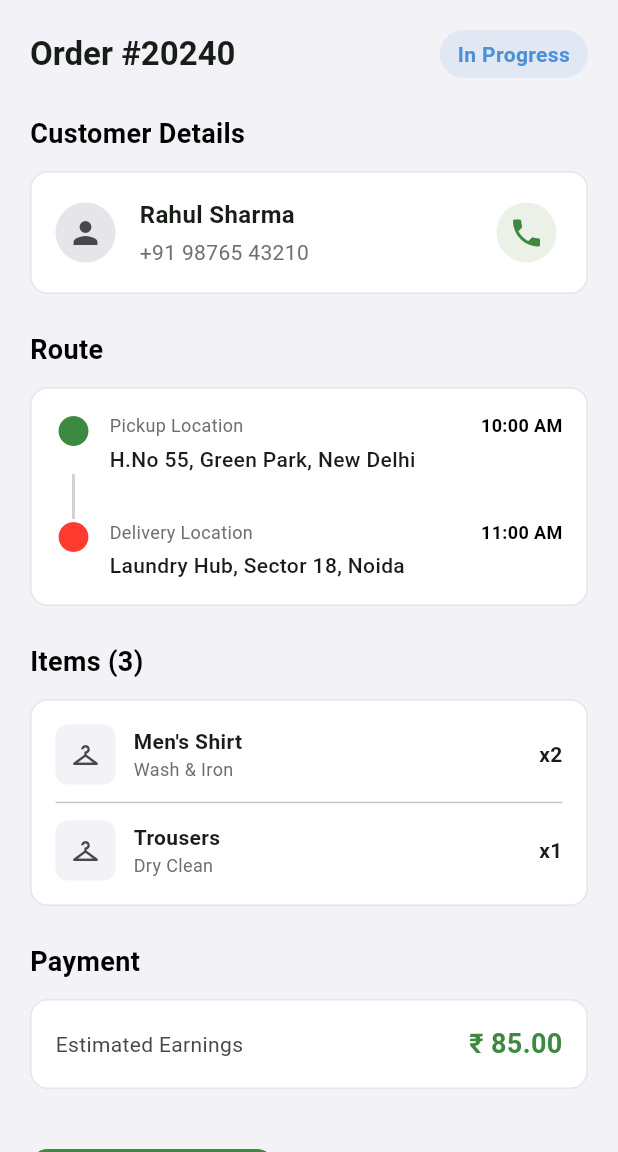
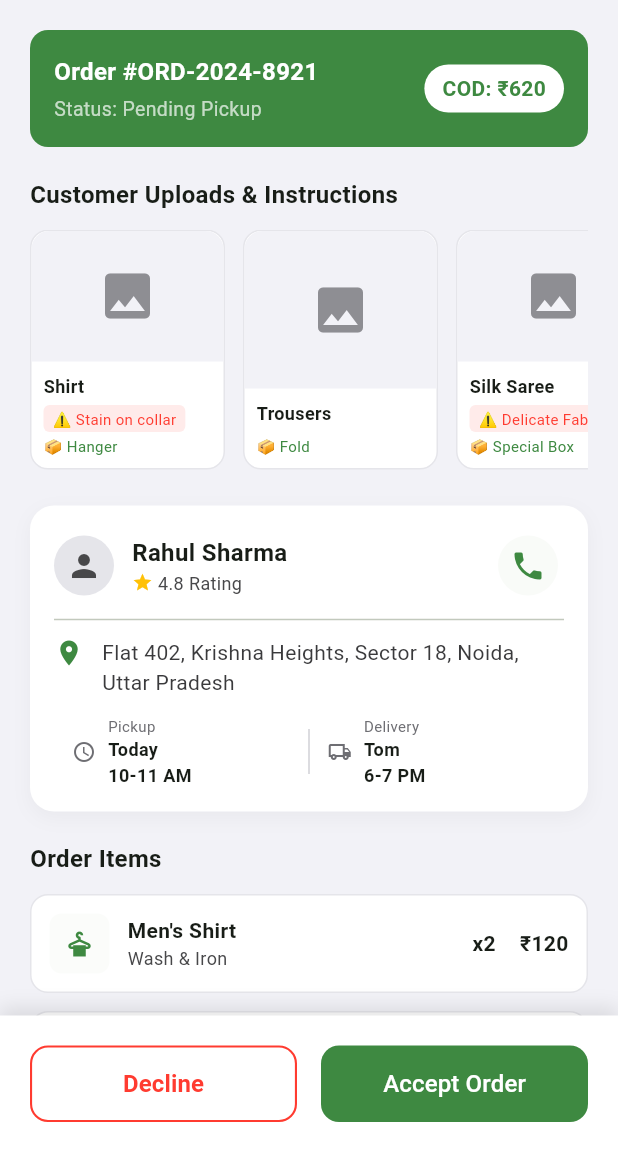
Before and after one commit to gohypedevelopers-stack/cleco-rider, a Flutter app: the OrderDetailsScreen screen opened by its route, on a phone screen of 412 x 824 dp, the part 84-1236 px from its top. Run offline on Flutter 3.47's test engine with Material 3 defaults, Android fonts, the phone set to English and light mode, and no system bars; our stand-ins replace go_router, smooth_page_indicator.

Commit message:
feat: implement order details, active orders, and available orders screens along with a new order card component.

```diff
--- a/lib/components/order_card.dart
+++ b/lib/components/order_card.dart
@@ -13,6 +13,7 @@
   final VoidCallback onAccept;
   final VoidCallback onDecline;
   final bool isNew;
+  final VoidCallback? onTap;
 
   const RiderOrderCard({
     super.key,
@@ -25,11 +26,14 @@
     required this.onAccept,
     required this.onDecline,
     this.isNew = true,
+    this.onTap,
   });
 
   @override
   Widget build(BuildContext context) {
-    return Container(
+    return GestureDetector(
+      onTap: onTap,
+      child: Container(
         margin: const EdgeInsets.only(bottom: 16),
         padding: const EdgeInsets.all(16),
         decoration: BoxDecoration(
@@ -178,6 +182,7 @@
             ],
           ],
         ),
+      ),
     );
   }
 }
--- a/lib/features/home/view/active_orders_screen.dart
+++ b/lib/features/home/view/active_orders_screen.dart
@@ -26,9 +26,10 @@
             earnings: '₹85',
             serviceType: 'Wash & Iron',
             isNew: false, // It's an active order
-            onAccept: () {
-               context.push(RouteConstants.orderDetailsScreen);
+            onTap: () {
+              context.push(RouteConstants.orderDetailsScreen);
             },
+            onAccept: () {},
             onDecline: () {}, // Not needed for active
           );
         },
--- a/lib/features/home/view/available_orders_screen.dart
+++ b/lib/features/home/view/available_orders_screen.dart
@@ -1,7 +1,9 @@
 import 'package:cleclo_rider/components/custom_appbar.dart';
 import 'package:cleclo_rider/components/order_card.dart';
+import 'package:cleclo_rider/routes/route_constants.dart';
 import 'package:cleclo_rider/utils/theme/colors.dart';
 import 'package:flutter/material.dart';
+import 'package:go_router/go_router.dart';
 
 class AvailableOrdersScreen extends StatelessWidget {
   const AvailableOrdersScreen({super.key});
@@ -24,6 +26,10 @@
             distance: '${2.5 + index} km',
             earnings: '₹${60 + (index * 10)}',
             serviceType: index % 2 == 0 ? 'Dry Clean' : 'Wash & Iron',
+            // Allow viewing details even before accepting
+            onTap: () {
+              context.push(RouteConstants.orderDetailsScreen);
+            },
             onAccept: () {
               // Handle accept
             },
--- a/lib/features/home/view/order_details_screen.dart
+++ b/lib/features/home/view/order_details_screen.dart
@@ -12,225 +12,277 @@
 
   @override
   Widget build(BuildContext context) {
+    // Enhanced Mock Data
+    final orderData = {
+      'id': '#ORD-2024-8921',
+      'status': 'Pending Pickup',
+      'customer': {
+        'name': 'Rahul Sharma',
+        'phone': '+91 98765 43210',
+        'rating': '4.8',
+        'address': 'Flat 402, Krishna Heights, Sector 18, Noida, Uttar Pradesh',
+      },
+      'schedule': {
+        'pickup': 'Today, 10:00 AM - 11:00 AM',
+        'delivery': 'Tomorrow, 06:00 PM - 07:00 PM',
+      },
+      'uploads': [
+        {
+          'image': 'assets/images/shirt_stain.jpg', // Placeholder logic handled below
+          'issue': 'Stain on collar',
+          'packaging': 'Hanger',
+          'type': 'Shirt'
+        },
+        {
+          'image': 'assets/images/trousers.jpg',
+          'issue': 'None',
+          'packaging': 'Fold',
+          'type': 'Trousers'
+        },
+         {
+          'image': 'assets/images/saree.jpg',
+          'issue': 'Delicate Fabric',
+          'packaging': 'Special Box',
+          'type': 'Silk Saree'
+        },
+      ],
+      'items': [
+        {'name': 'Men\'s Shirt', 'service': 'Wash & Iron', 'qty': 2, 'price': 60},
+        {'name': 'Trousers', 'service': 'Dry Clean', 'qty': 1, 'price': 150},
+        {'name': 'Silk Saree', 'service': 'Dry Clean', 'qty': 1, 'price': 350},
+      ],
+      'billing': {
+         'subtotal': 620,
+         'discount': 50,
+         'delivery': 50,
+         'total': 620,
+      }
+    };
+
     return Scaffold(
+      backgroundColor: AppColors.background,
       appBar: const CustomAppBar(
         title: 'Order Details',
         showBackButton: true,
       ),
-      body: SingleChildScrollView(
+      body: Column(
+        children: [
+          Expanded(
+            child: SingleChildScrollView(
               padding: const EdgeInsets.all(20),
               child: Column(
                 crossAxisAlignment: CrossAxisAlignment.start,
                 children: [
-            // Order Header
-            Row(
+                  // 1. Header & Status
+                  _buildOrderHeader(orderData),
+                  const SizedBox(height: 20),
+
+                  // 2. Customer Uploads (New Section)
+                  const Text(
+                    'Customer Uploads & Instructions',
+                    style: TextStyle(fontSize: 16, fontWeight: FontWeight.bold),
+                  ),
+                  const SizedBox(height: 12),
+                  _buildCustomerUploads(context, orderData['uploads'] as List),
+                  const SizedBox(height: 24),
+
+                  // 3. Customer & Route Details
+                  _buildCustomerSection(orderData['customer'] as Map<String, dynamic>),
+                  const SizedBox(height: 20),
+
+                  // 4. Order Items
+                  const Text(
+                    'Order Items',
+                    style: TextStyle(fontSize: 16, fontWeight: FontWeight.bold),
+                  ),
+                  const SizedBox(height: 12),
+                  _buildItemsList(orderData['items'] as List),
+                   const SizedBox(height: 24),
+
+                  // 5. Billing Summary
+                  _buildBillingSummary(orderData['billing'] as Map<String, dynamic>),
+                  const SizedBox(height: 100), // Spacing for bottom bar
+                ],
+              ),
+            ),
+          ),
+
+          // Fixed Bottom Action Bar
+          Container(
+            padding: const EdgeInsets.all(20),
+            decoration: BoxDecoration(
+              color: Colors.white,
+              boxShadow: [
+                BoxShadow(
+                  color: Colors.black.withOpacity(0.1),
+                  blurRadius: 10,
+                  offset: const Offset(0, -5),
+                ),
+              ],
+            ),
+            child: Row(
+              children: [
+                Expanded(
+                  child: CustomOutlinedButton(
+                    label: 'Decline',
+                    onPressed: () => context.pop(),
+                    textColor: AppColors.error,
+                    borderColor: AppColors.error,
+                  ),
+                ),
+                const SizedBox(width: 16),
+                Expanded(
+                  child: CustomElevatedButton(
+                    label: 'Accept Order',
+                    onPressed: () {
+                      context.push(RouteConstants.orderPickupScreen);
+                    },
+                  ),
+                ),
+              ],
+            ),
+          ),
+        ],
+      ),
+    );
+  }
+
+  Widget _buildOrderHeader(Map<String, dynamic> data) {
+    return Container(
+      padding: const EdgeInsets.all(16),
+      decoration: BoxDecoration(
+        color: AppColors.primary,
+        borderRadius: BorderRadius.circular(12),
+      ),
+      child: Row(
         mainAxisAlignment: MainAxisAlignment.spaceBetween,
         children: [
+          Column(
+            crossAxisAlignment: CrossAxisAlignment.start,
+            children: [
               Text(
-                  'Order #20240',
-                  style: Theme.of(context).textTheme.titleLarge?.copyWith(
-                        fontWeight: FontWeight.bold,
+                'Order ${data['id']}',
+                style: const TextStyle(color: Colors.white, fontWeight: FontWeight.bold, fontSize: 16),
               ),
+              const SizedBox(height: 4),
+              Text(
+                'Status: ${data['status']}',
+                style: const TextStyle(color: Colors.white70, fontSize: 13),
+              ),
+            ],
           ),
           Container(
-                  padding:
-                      const EdgeInsets.symmetric(horizontal: 12, vertical: 6),
+            padding: const EdgeInsets.symmetric(horizontal: 12, vertical: 6),
             decoration: BoxDecoration(
-                    color: AppColors.statusInProgress.withOpacity(0.1),
+              color: Colors.white,
               borderRadius: BorderRadius.circular(20),
             ),
             child: const Text(
-                    'In Progress',
+              'COD: ₹620',
               style: TextStyle(
-                      color: AppColors.statusInProgress,
+                color: AppColors.primary,
                 fontWeight: FontWeight.bold,
               ),
             ),
           ),
         ],
       ),
-            const SizedBox(height: 24),
+    );
+  }
 
-            // Customer Info
-            _buildSectionHeader('Customer Details'),
-            const SizedBox(height: 12),
-            Container(
-              padding: const EdgeInsets.all(16),
+  Widget _buildCustomerUploads(BuildContext context, List uploads) {
+    return SizedBox(
+      height: 160,
+      child: ListView.separated(
+        scrollDirection: Axis.horizontal,
+        itemCount: uploads.length,
+        separatorBuilder: (_, __) => const SizedBox(width: 12),
+        itemBuilder: (context, index) {
+          final item = uploads[index];
+          return Container(
+            width: 130,
             decoration: BoxDecoration(
-                color: AppColors.white,
+              color: Colors.white,
               borderRadius: BorderRadius.circular(12),
               border: Border.all(color: AppColors.gray200),
             ),
-              child: Row(
+            child: Column(
+              crossAxisAlignment: CrossAxisAlignment.start,
+              children: [
+                // Image Placeholder
+                Expanded(
+                  child: Container(
+                    decoration: BoxDecoration(
+                      color: AppColors.gray100,
+                      borderRadius: const BorderRadius.vertical(top: Radius.circular(12)),
+                    ),
+                    child: Center(
+                      child: Icon(Icons.image, color: AppColors.gray400, size: 40),
+                    ),
+                  ),
+                ),
+                // Tags
+                Padding(
+                  padding: const EdgeInsets.all(8.0),
+                  child: Column(
+                    crossAxisAlignment: CrossAxisAlignment.start,
+                    children: [
+                      Text(
+                        item['type'],
+                        style: const TextStyle(fontWeight: FontWeight.bold, fontSize: 12),
+                        maxLines: 1,
+                        overflow: TextOverflow.ellipsis,
+                      ),
+                      const SizedBox(height: 4),
+                      if (item['issue'] != 'None')
+                        Container(
+                          padding: const EdgeInsets.symmetric(horizontal: 6, vertical: 2),
+                          decoration: BoxDecoration(
+                            color: AppColors.error.withOpacity(0.1),
+                            borderRadius: BorderRadius.circular(4),
+                          ),
+                          child: Text(
+                            '⚠ ${item['issue']}',
+                            style: const TextStyle(fontSize: 10, color: AppColors.error),
+                          ),
+                        ),
+                       const SizedBox(height: 2),
+                       Text(
+                        '📦 ${item['packaging']}',
+                        style: const TextStyle(fontSize: 10, color: AppColors.primary),
+                      ),
+                    ],
+                  ),
+                ),
+              ],
+            ),
+          );
+        },
+      ),
+    );
+  }
+
+  Widget _buildCustomerSection(Map<String, dynamic> customer) {
+    return Container(
+      padding: const EdgeInsets.all(16),
+      decoration: BoxDecoration(
+        color: Colors.white,
+        borderRadius: BorderRadius.circular(16),
+        boxShadow: [
+          BoxShadow(
+            color: Colors.black.withOpacity(0.04),
+            blurRadius: 10,
+            offset: const Offset(0, 4),
+          ),
+        ],
+      ),
+      child: Column(
+        children: [
+          Row(
             children: [
               const CircleAvatar(
                 backgroundColor: AppColors.gray200,
                 child: Icon(Icons.person, color: AppColors.gray600),
-                  ),
-                  const SizedBox(width: 16),
-                  Expanded(
-                    child: Column(
-                      crossAxisAlignment: CrossAxisAlignment.start,
-                      children: const [
-                        Text(
-                          'Rahul Sharma',
-                          style: TextStyle(
-                            fontSize: 16,
-                            fontWeight: FontWeight.bold,
-                          ),
-                        ),
-                        SizedBox(height: 4),
-                        Text(
-                          '+91 98765 43210',
-                          style: TextStyle(color: AppColors.gray500),
-                        ),
-                      ],
-                    ),
-                  ),
-                  IconButton(
-                    onPressed: () => _makePhoneCall('9876543210'),
-                    icon: const Icon(Icons.phone, color: AppColors.primary),
-                    style: IconButton.styleFrom(
-                      backgroundColor: AppColors.secondary,
-                    ),
-                  ),
-                ],
-              ),
-            ),
-            const SizedBox(height: 24),
-
-            // Route Info
-            _buildSectionHeader('Route'),
-            const SizedBox(height: 12),
-            Container(
-              padding: const EdgeInsets.all(16),
-              decoration: BoxDecoration(
-                color: AppColors.white,
-                borderRadius: BorderRadius.circular(12),
-                border: Border.all(color: AppColors.gray200),
-              ),
-              child: Column(
-                children: [
-                   _buildLocationRow(
-                    isPickup: true,
-                    title: 'Pickup Location',
-                    address: 'H.No 55, Green Park, New Delhi',
-                    time: '10:00 AM',
-                  ),
-                  Padding(
-                    padding: const EdgeInsets.only(left: 11),
-                    child: Align(
-                      alignment: Alignment.centerLeft,
-                      child: Container(
-                        height: 30,
-                        width: 2,
-                        color: AppColors.gray300,
-                      ),
-                    ),
-                  ),
-                  _buildLocationRow(
-                    isPickup: false,
-                    title: 'Delivery Location',
-                    address: 'Laundry Hub, Sector 18, Noida',
-                    time: '11:00 AM',
-                  ),
-                ],
-              ),
-            ),
-            const SizedBox(height: 24),
-
-            // Items Info
-            _buildSectionHeader('Items (3)'),
-            const SizedBox(height: 12),
-            Container(
-              padding: const EdgeInsets.all(16),
-              decoration: BoxDecoration(
-                color: AppColors.white,
-                borderRadius: BorderRadius.circular(12),
-                border: Border.all(color: AppColors.gray200),
-              ),
-              child: Column(
-                children: [
-                  _buildItemRow('Men\'s Shirt', '2', 'Wash & Iron'),
-                  const Divider(height: 24),
-                  _buildItemRow('Trousers', '1', 'Dry Clean'),
-                ],
-              ),
-            ),
-            const SizedBox(height: 24),
-
-             // Payment Info
-            _buildSectionHeader('Payment'),
-            const SizedBox(height: 12),
-             Container(
-              padding: const EdgeInsets.all(16),
-              decoration: BoxDecoration(
-                color: AppColors.white,
-                borderRadius: BorderRadius.circular(12),
-                border: Border.all(color: AppColors.gray200),
-              ),
-              child: Row(
-                mainAxisAlignment: MainAxisAlignment.spaceBetween,
-                children: const [
-                  Text('Estimated Earnings', style: TextStyle(color: AppColors.gray600)),
-                   Text(
-                    '₹ 85.00',
-                    style: TextStyle(
-                      fontSize: 18,
-                      fontWeight: FontWeight.bold,
-                      color: AppColors.primary,
-                    ),
-                  ),
-                ],
-              ),
-            ),
-             const SizedBox(height: 40),
-
-            // Actions
-            CustomElevatedButton(
-              label: 'Start Pickup',
-              icon: const Icon(Icons.navigation, color: Colors.white),
-              onPressed: () {
-                 context.push(RouteConstants.orderPickupScreen);
-              },
-            ),
-            const SizedBox(height: 16),
-            CustomOutlinedButton(
-              label: 'Cancel Order',
-              onPressed: () {},
-              textColor: AppColors.error,
-              borderColor: AppColors.error,
-            ),
-          ],
-        ),
-      ),
-    );
-  }
-
-  Widget _buildSectionHeader(String title) {
-    return Text(
-      title,
-      style: const TextStyle(
-        fontSize: 18,
-        fontWeight: FontWeight.bold,
-        color: AppColors.black,
-      ),
-    );
-  }
-
-  Widget _buildLocationRow({
-    required bool isPickup,
-    required String title,
-    required String address,
-    required String time,
-  }) {
-    return Row(
-      crossAxisAlignment: CrossAxisAlignment.start,
-      children: [
-        Icon(
-          Icons.circle,
-          size: 24,
-          color: isPickup ? AppColors.primary : AppColors.error,
               ),
               const SizedBox(width: 12),
               Expanded(
@@ -238,68 +290,139 @@
                   crossAxisAlignment: CrossAxisAlignment.start,
                   children: [
                     Text(
-                title,
-                style: const TextStyle(
-                  color: AppColors.gray500,
-                  fontSize: 12,
+                      customer['name'],
+                      style: const TextStyle(fontWeight: FontWeight.bold, fontSize: 16),
+                    ),
+                    Row(
+                      children: [
+                        const Icon(Icons.star, size: 14, color: Colors.amber),
+                        Text(' ${customer['rating']} Rating', style: const TextStyle(fontSize: 12, color: AppColors.gray600)),
+                      ],
+                    ),
+                  ],
                 ),
               ),
-              const SizedBox(height: 4),
-              Text(
-                address,
-                style: const TextStyle(
-                  fontWeight: FontWeight.w500,
-                  fontSize: 14,
+              IconButton(
+                onPressed: () => _makePhoneCall(customer['phone']),
+                icon: const Icon(Icons.phone, color: AppColors.primary),
+                style: IconButton.styleFrom(backgroundColor: AppColors.secondary.withOpacity(0.3)),
+              )
+            ],
+          ),
+          const Divider(height: 24),
+          Row(
+            crossAxisAlignment: CrossAxisAlignment.start,
+            children: [
+              const Icon(Icons.location_on, color: AppColors.primary, size: 20),
+              const SizedBox(width: 12),
+              Expanded(
+                child: Text(
+                  customer['address'],
+                  style: const TextStyle(color: AppColors.gray700),
                 ),
               ),
             ],
           ),
-        ),
-        Text(
-          time,
-          style: const TextStyle(
-            fontWeight: FontWeight.bold,
-            fontSize: 12,
-            color: AppColors.black,
-          ),
+          const SizedBox(height: 12),
+          // Time Slots
+          Row(
+            children: [
+               Expanded( child: _buildTimeSlot('Pickup', 'Today\n10-11 AM', Icons.access_time)),
+               Container(width: 1, height: 30, color: AppColors.gray300),
+               Expanded( child: _buildTimeSlot('Delivery', 'Tom\n6-7 PM', Icons.local_shipping_outlined)),
+            ],
           ),
         ],
+      ),
     );
   }
 
-  Widget _buildItemRow(String name, String qty, String service) {
-    return Row(
+  Widget _buildTimeSlot(String label, String time, IconData icon) {
+    return Padding(
+      padding: const EdgeInsets.symmetric(horizontal: 12.0),
+      child: Row(
+        children: [
+          Icon(icon, size: 16, color: AppColors.gray500),
+          const SizedBox(width: 8),
+          Column(
+            crossAxisAlignment: CrossAxisAlignment.start,
+            children: [
+              Text(label, style: const TextStyle(fontSize: 10, color: AppColors.gray500)),
+              Text(time, style: const TextStyle(fontSize: 12, fontWeight: FontWeight.w600)),
+            ],
+          ),
+        ],
+      ),
+    );
+  }
+
+  Widget _buildItemsList(List items) {
+    return Column(
+      children: items.map<Widget>((item) {
+        return Container(
+          margin: const EdgeInsets.only(bottom: 12),
+          padding: const EdgeInsets.all(12),
+          decoration: BoxDecoration(
+            color: Colors.white,
+            borderRadius: BorderRadius.circular(12),
+            border: Border.all(color: AppColors.gray200),
+          ),
+          child: Row(
             children: [
               Container(
-          width: 40,
-          height: 40,
-          decoration: BoxDecoration(
-            color: AppColors.gray100,
-            borderRadius: BorderRadius.circular(8),
-          ),
-          child: const Icon(Icons.checkroom, color: AppColors.gray600, size: 20),
+                width: 40, height: 40,
+                decoration: BoxDecoration(color: AppColors.secondary.withOpacity(0.2), borderRadius: BorderRadius.circular(8)),
+                child: const Icon(Icons.dry_cleaning, color: AppColors.primary, size: 20),
               ),
               const SizedBox(width: 12),
               Expanded(
                 child: Column(
                   crossAxisAlignment: CrossAxisAlignment.start,
                   children: [
-              Text(
-                name,
-                style: const TextStyle(fontWeight: FontWeight.w600),
-              ),
-              Text(
-                service,
-                style: const TextStyle(color: AppColors.gray500, fontSize: 12),
-              ),
+                     Text(item['name'], style: const TextStyle(fontWeight: FontWeight.bold)),
+                     Text(item['service'], style: const TextStyle(fontSize: 12, color: AppColors.gray600)),
                   ],
                 ),
               ),
-        Text(
-          'x$qty',
-          style: const TextStyle(fontWeight: FontWeight.bold),
+              Text('x${item['qty']}', style: const TextStyle(fontWeight: FontWeight.bold)),
+              const SizedBox(width: 16),
+              Text('₹${item['price'] * item['qty']}', style: const TextStyle(fontWeight: FontWeight.bold)),
+            ],
           ),
+        );
+      }).toList(),
+    );
+  }
+
+  Widget _buildBillingSummary(Map<String, dynamic> billing) {
+    return Container(
+      padding: const EdgeInsets.all(16),
+      decoration: BoxDecoration(
+        color: Colors.white,
+        borderRadius: BorderRadius.circular(12),
+      ),
+      child: Column(
+        children: [
+           _buildBillRow('Subtotal', '₹${billing['subtotal']}'),
+           _buildBillRow('Delivery Fee', '₹${billing['delivery']}'),
+           _buildBillRow('Discount', '-₹${billing['discount']}', color: AppColors.success),
+           const Divider(height: 24),
+           _buildBillRow('Total Amount', '₹${billing['total']}', isBold: true),
         ],
+      ),
+    );
+  }
+
+  Widget _buildBillRow(String label, String value, {bool isBold = false, Color? color}) {
+    return Padding(
+      padding: const EdgeInsets.only(bottom: 8.0),
+      child: Row(
+        mainAxisAlignment: MainAxisAlignment.spaceBetween,
+        children: [
+          Text(label, style: TextStyle(color: isBold ? Colors.black : AppColors.gray600, fontWeight: isBold ? FontWeight.bold : FontWeight.normal)),
+          Text(value, style: TextStyle(color: color ?? (isBold ? Colors.black : Colors.black), fontWeight: isBold ? FontWeight.bold : FontWeight.normal)),
+        ],
+      ),
     );
   }
 
```
Lines whose indentation alone changed are shown as unchanged.
